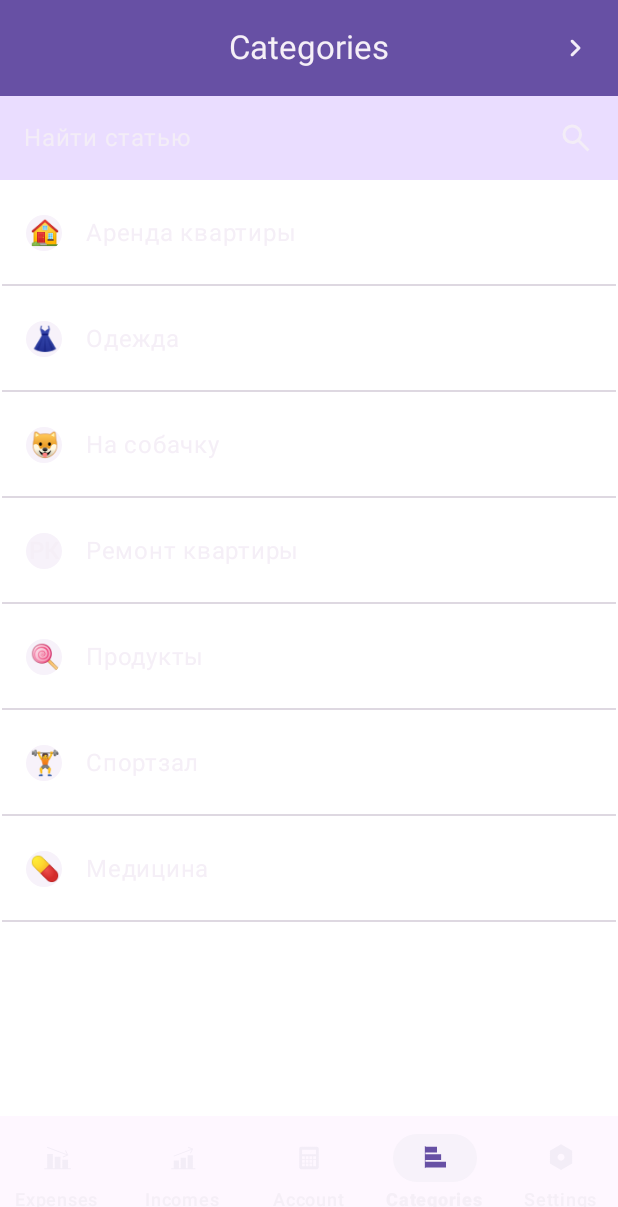
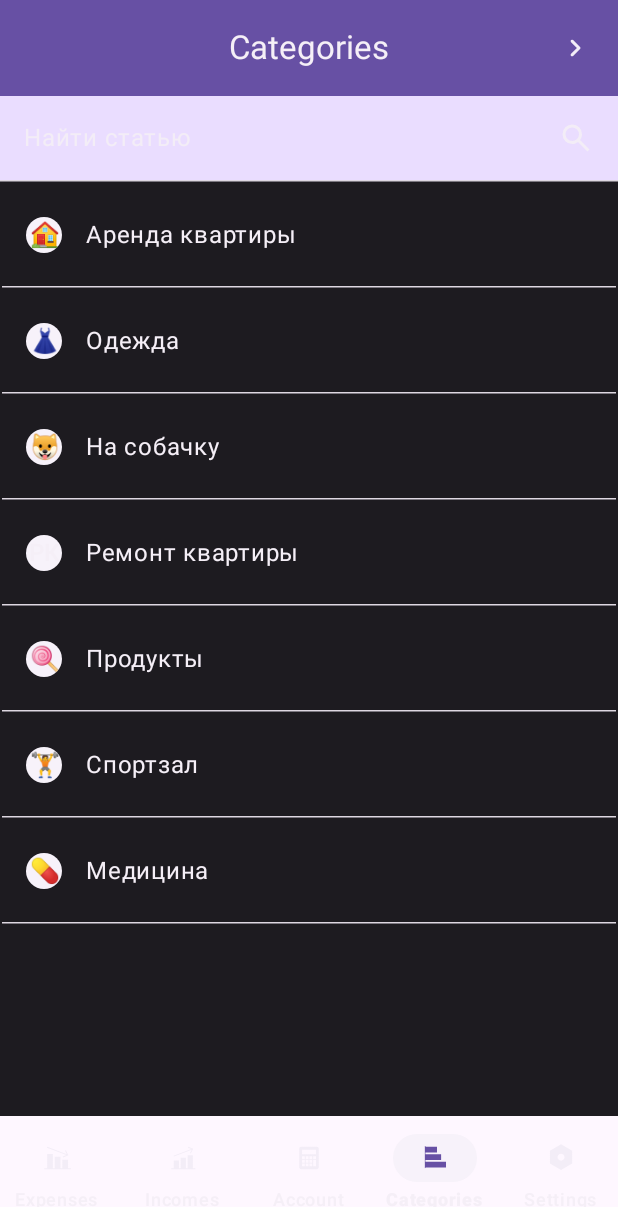
Before and after one commit to NikitaTropin3536/FinancialApp, an Android app built with Jetpack Compose: the CategoriesScreen screen opened through its navigation route, on a phone screen of 412 x 824 dp. Shown: the top 1207 px of the screen. Run offline under Robolectric (Android 15) with nearby library versions, the phone set to English and light mode, and no system bars.

Commit message:
minor changes: CategoriesScreen

```diff
--- a/app/src/main/java/com/atech/financialapp/screens/CategoriesScreen.kt
+++ b/app/src/main/java/com/atech/financialapp/screens/CategoriesScreen.kt
@@ -6,7 +6,7 @@ import androidx.compose.foundation.layout.Column
 import androidx.compose.foundation.layout.PaddingValues
 import androidx.compose.foundation.lazy.LazyColumn
 import androidx.compose.foundation.lazy.items
-import androidx.compose.material3.Divider
+import androidx.compose.material3.HorizontalDivider
 import androidx.compose.material3.MaterialTheme
 import androidx.compose.runtime.Composable
 import androidx.compose.ui.Modifier
@@ -23,18 +23,23 @@ fun CategoriesScreen(
 
     Column(
         modifier = Modifier.background(
-            Color.White
+            MaterialTheme.colorScheme.onSurface
         )
     ) {
 
         CategorySearchBar()
+
+        HorizontalDivider(
+            color = MaterialTheme.colorScheme.surfaceDim,
+            thickness = 1.dp
+        )
 
         LazyColumn(
             contentPadding = PaddingValues(1.dp),
             verticalArrangement = Arrangement.spacedBy(1.dp)
         ) {
 
-            items (
+            items(
                 items = items,
                 key = { item -> item.id }
             ) { item ->
@@ -42,11 +47,13 @@ fun CategoriesScreen(
                 ColumnItem(
                     title = item.name,
                     emoji = item.emoji,
-                    color = Color.White,
                     highEmphasis = true,
                 )
 
-                Divider(color = MaterialTheme.colorScheme.surfaceDim)
+                HorizontalDivider(
+                    color = MaterialTheme.colorScheme.surfaceDim,
+                    thickness = 1.dp
+                )
 
             }
 
```
